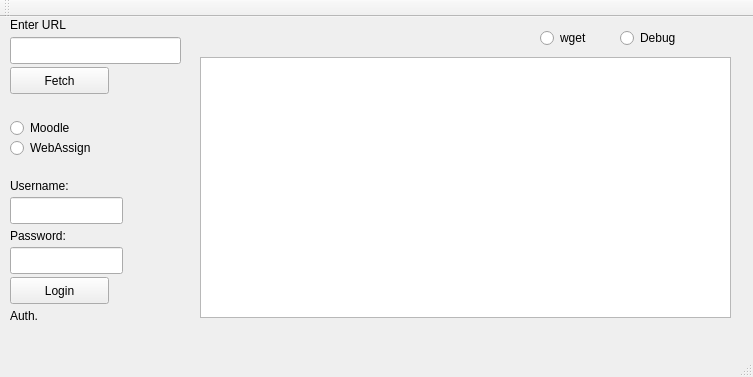
Old version of the form GUI/mainwindow.ui in the repository Jyang772/Ultron.
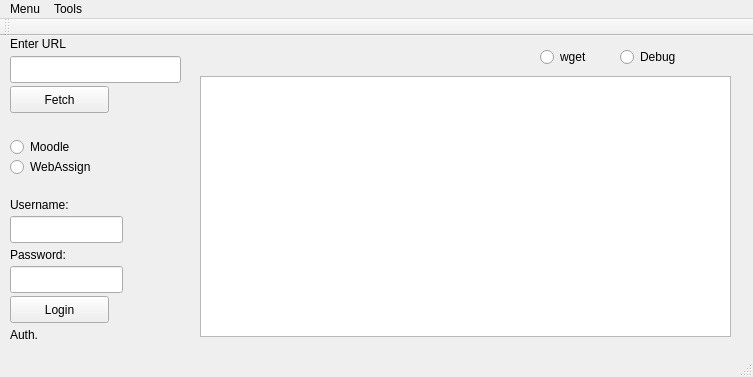
New version of the form.

Commit message: Menu items

Patch:
```diff
--- a/GUI/mainwindow.ui
+++ b/GUI/mainwindow.ui
@@ -234,6 +234,19 @@
      <height>25</height>
     </rect>
    </property>
+   <widget class="QMenu" name="menuMenu">
+    <property name="title">
+     <string>Menu</string>
+    </property>
+   </widget>
+   <widget class="QMenu" name="menuTools">
+    <property name="title">
+     <string>Tools</string>
+    </property>
+    <addaction name="actionPhrack"/>
+   </widget>
+   <addaction name="menuMenu"/>
+   <addaction name="menuTools"/>
   </widget>
   <widget class="QToolBar" name="mainToolBar">
    <attribute name="toolBarArea">
```
Left out of the diff: 13 changed lines with no effect on the pictures. The commit also changes 1 other file.
